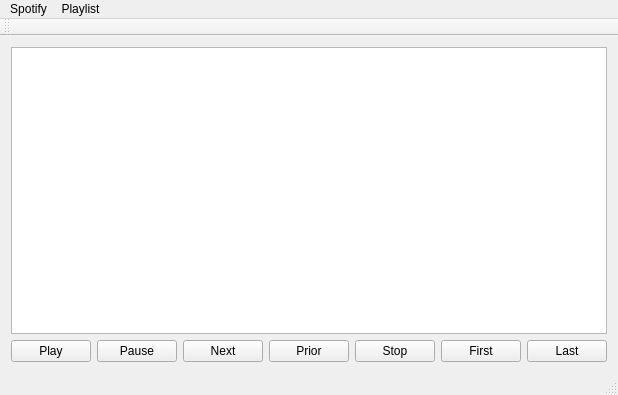
The window that PlaylistQt/mainwindow.ui (celsolrc/SpotifyPlayListQt) describes before a commit, drawn with Qt 5.
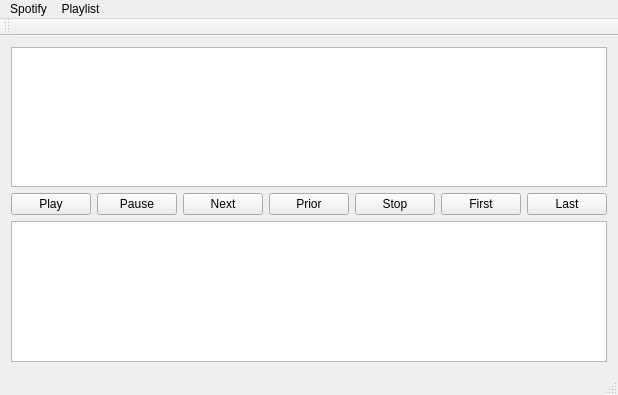
The same window after the commit.

The edit to the form file:
```diff
--- a/PlaylistQt/mainwindow.ui
+++ b/PlaylistQt/mainwindow.ui
@@ -6,7 +6,7 @@
    <rect>
     <x>0</x>
     <y>0</y>
-    <width>542</width>
+    <width>616</width>
     <height>395</height>
    </rect>
   </property>
@@ -75,6 +75,9 @@
       </item>
      </layout>
     </item>
+    <item>
+     <widget class="QPlainTextEdit" name="teLog"/>
+    </item>
    </layout>
   </widget>
   <widget class="QMenuBar" name="menuBar">
```
Left out of the diff: 2 changed lines with no effect on the pictures.
